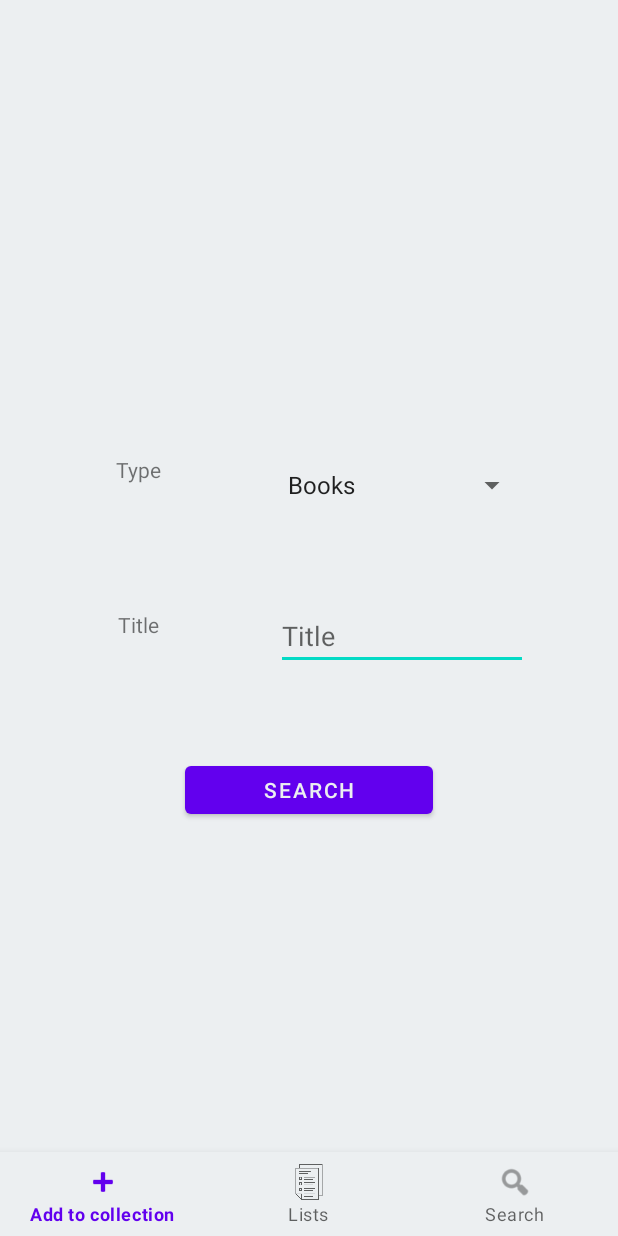
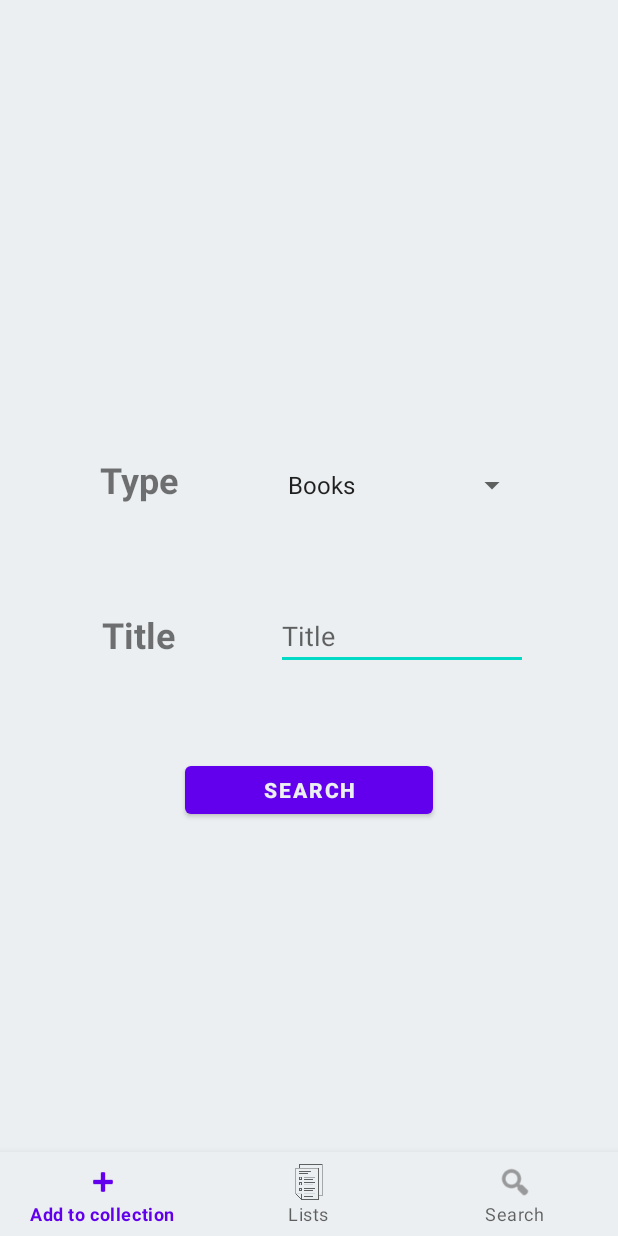
Before and after one commit to PabloOraa/TurtleSchemeAndroid, an Android app: the screen it shows after launch (MainActivity), on a phone screen of 412 x 824 dp. Run offline under Robolectric (Android 15) with nearby library versions, the phone set to English and light mode, and no system bars; our stand-ins replace navigation-ui; libraries missing offline, so code that uses them is left out: com.microsoft.device; 1 statement that could not run was skipped.

Commit message:
Minimal changes to add View Title, Button and Type nos are bigger and bold

```diff
--- a/app/src/main/res/layout/fragment_home.xml
+++ b/app/src/main/res/layout/fragment_home.xml
@@ -26,6 +26,7 @@
         android:layout_height="44dp"
         android:layout_weight="1"
         android:text="@string/search"
+        android:textStyle="bold"
         app:layout_constraintBottom_toBottomOf="parent"
         app:layout_constraintEnd_toEndOf="parent"
         app:layout_constraintStart_toStartOf="parent"
@@ -38,6 +39,8 @@
         android:layout_height="40dp"
         android:text="@string/type"
         android:textAlignment="center"
+        android:textSize="24sp"
+        android:textStyle="bold"
         app:layout_constraintBottom_toBottomOf="@+id/sp_types"
         app:layout_constraintEnd_toStartOf="@+id/sp_types"
         app:layout_constraintStart_toStartOf="parent"
@@ -62,6 +65,8 @@
         android:layout_height="40dp"
         android:text="@string/title"
         android:textAlignment="center"
+        android:textStyle="bold"
+        android:textSize="24sp"
         app:layout_constraintBottom_toBottomOf="@+id/editTextTextPersonName"
         app:layout_constraintEnd_toStartOf="@+id/editTextTextPersonName"
         app:layout_constraintStart_toStartOf="parent"
```
Also changed, not shown: app/src/main/java/com/example/turtlescheme/ui/notifications/NotificationsFragment.java (+0 -15 lines).
